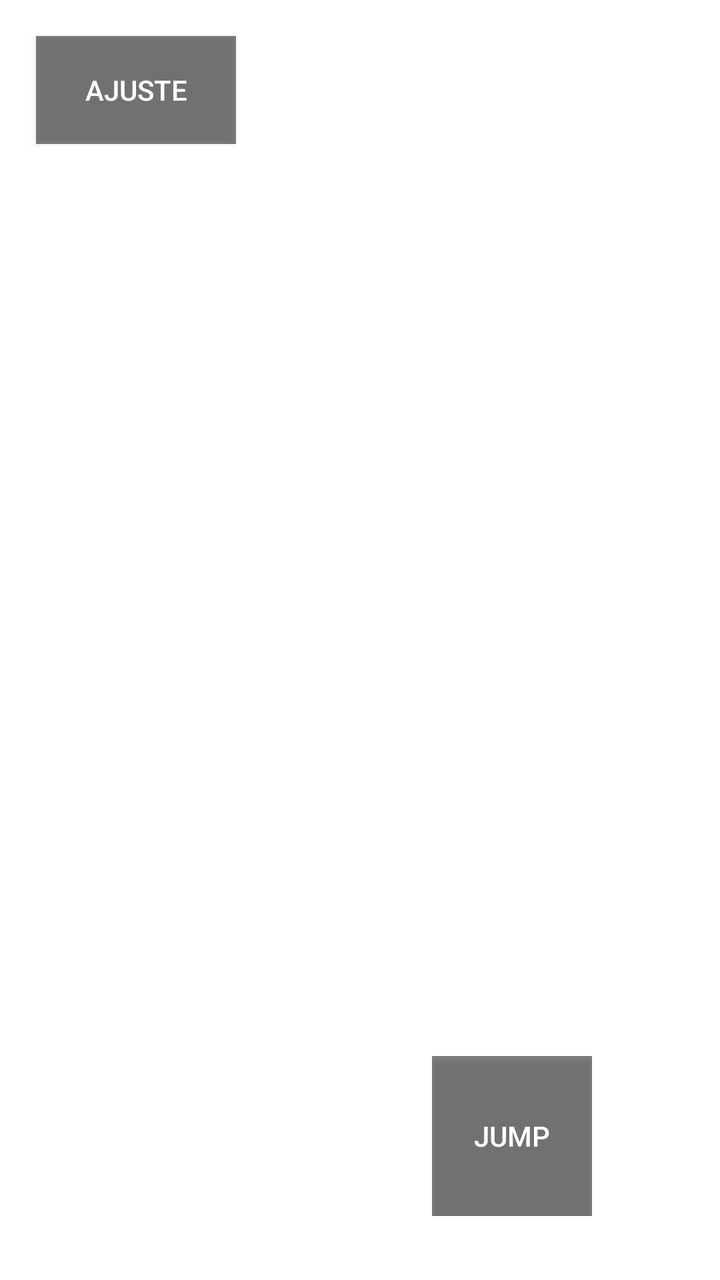
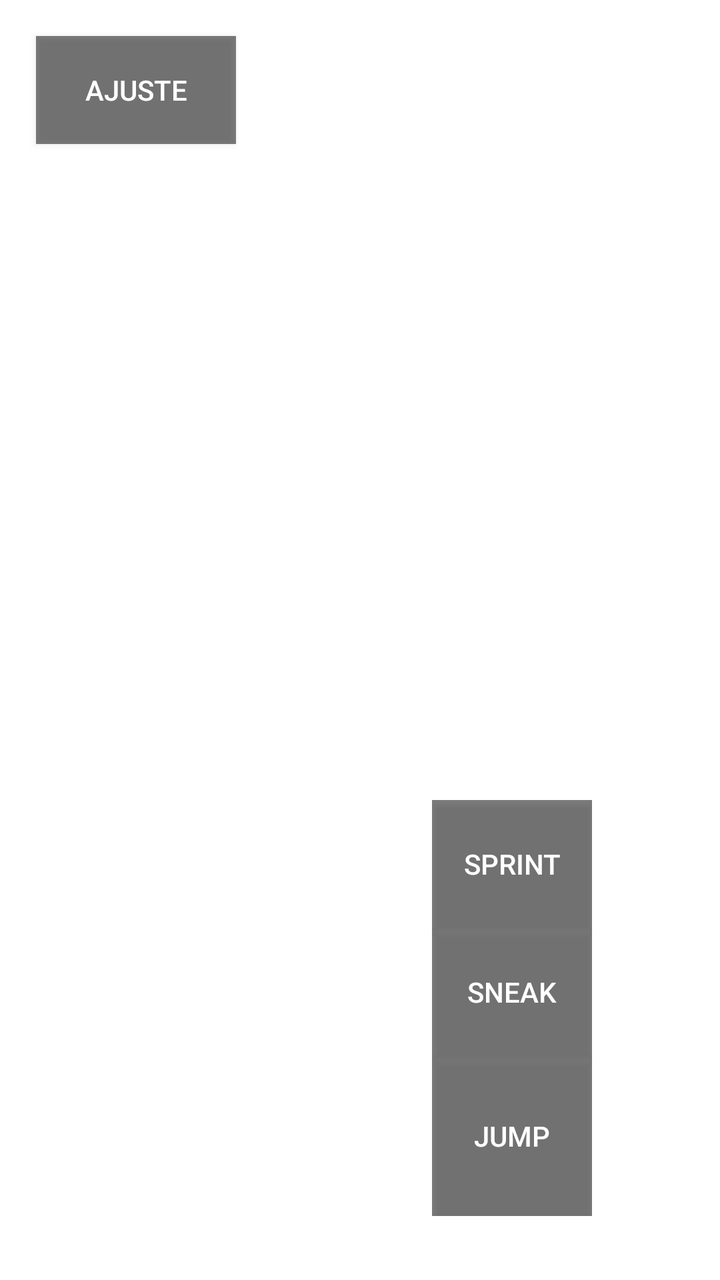

The first picture is an Android layout as it rendered before a commit; the second is the same layout after the commit. The layout source and the unified diff follow.
<!-- AndroidManifest.xml: application theme Theme.Manhunt -->
<!-- res/layout/activity_main.xml -->
<?xml version="1.0" encoding="utf-8"?>
<FrameLayout xmlns:android="http://schemas.android.com/apk/res/android"
    android:id="@+id/main_container"
    android:layout_width="match_parent"
    android:layout_height="match_parent">

    <Button
        android:id="@+id/btn_adjust"
        android:layout_width="100dp"
        android:layout_height="54dp"
        android:layout_gravity="top|start"
        android:layout_marginTop="18dp"
        android:layout_marginStart="18dp"
        android:text="Ajuste"
        android:background="#80000000"
        android:textColor="#FFFFFF" />

    
    <LinearLayout
        android:layout_width="wrap_content"
        android:layout_height="wrap_content"
        android:orientation="vertical"
        android:layout_gravity="bottom|end"
        android:layout_marginBottom="32dp"
        android:layout_marginEnd="64dp">

        <Button
            android:id="@+id/btn_jump"
            android:layout_width="80dp"
            android:layout_height="80dp"
            android:text="Jump"
            android:background="#80000000"
            android:textColor="#FFFFFF" />
            
    </LinearLayout>

    <LinearLayout
        android:id="@+id/cash_calibration_panel"
        android:layout_width="340dp"
        android:layout_height="wrap_content"
        android:layout_gravity="top|start"
        android:layout_marginTop="78dp"
        android:layout_marginStart="18dp"
        android:orientation="vertical"
        android:padding="12dp"
        android:background="#E6000000"
        android:visibility="gone">

        <TextView
            android:layout_width="wrap_content"
            android:layout_height="wrap_content"
            android:text="AJUSTES"
            android:textColor="#FFFFFF"
            android:textStyle="bold"
            android:textSize="18sp"
            android:paddingBottom="6dp" />

        <TextView
            android:id="@+id/lbl_aim_sensitivity"
            android:layout_width="wrap_content"
            android:layout_height="wrap_content"
            android:text="Sensibilidad táctil"
            android:textColor="#FFFFFF" />

        <SeekBar
            android:id="@+id/seek_aim_sensitivity"
            android:layout_width="match_parent"
            android:layout_height="wrap_content"
            android:max="100"
            android:progress="50" />
    </LinearLayout>
</FrameLayout>
<!-- resources referenced by this layout -->
<resources>
  <style name="Theme.Manhunt" parent="Theme.MaterialComponents.DayNight.DarkActionBar">
          
          <item name="colorPrimary">@color/purple_500</item>
          <item name="colorPrimaryVariant">@color/purple_700</item>
          <item name="colorOnPrimary">@color/white</item>
          
          <item name="colorSecondary">@color/teal_200</item>
          <item name="colorSecondaryVariant">@color/teal_700</item>
          <item name="colorOnSecondary">@color/black</item>
          
          <item name="android:statusBarColor">?attr/colorPrimaryVariant</item>
          
      </style>
  <color name="purple_500">#FF6200EE</color>
  <color name="purple_700">#FF3700B3</color>
  <color name="white">#FFFFFFFF</color>
  <color name="teal_200">#FF03DAC5</color>
  <color name="teal_700">#FF018786</color>
  <color name="black">#FF000000</color>
</resources>

<!-- the commit's change to res/layout/activity_main.xml (unified diff, before → after) -->
@@ -23,6 +23,22 @@
         android:layout_gravity="bottom|end"
         android:layout_marginBottom="32dp"
         android:layout_marginEnd="64dp">
+
+        <Button
+            android:id="@+id/btn_sprint"
+            android:layout_width="80dp"
+            android:layout_height="64dp"
+            android:text="Sprint"
+            android:background="#80000000"
+            android:textColor="#FFFFFF" />
+
+        <Button
+            android:id="@+id/btn_sneak"
+            android:layout_width="80dp"
+            android:layout_height="64dp"
+            android:text="Sneak"
+            android:background="#80000000"
+            android:textColor="#FFFFFF" />
 
         <Button
             android:id="@+id/btn_jump"
